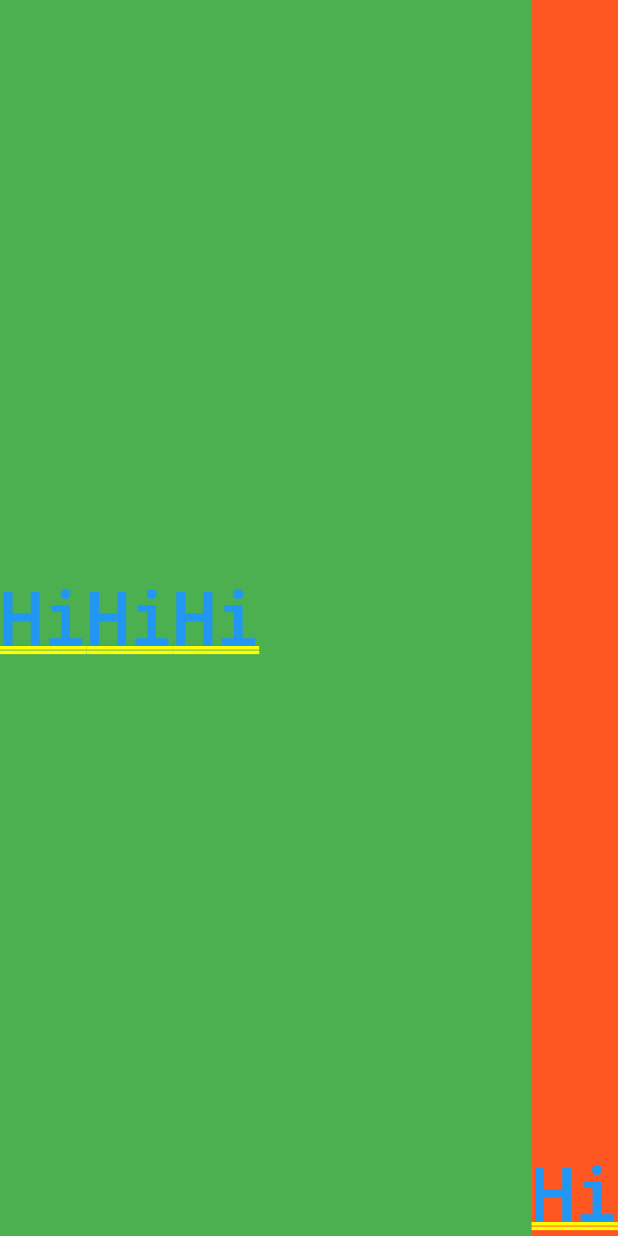
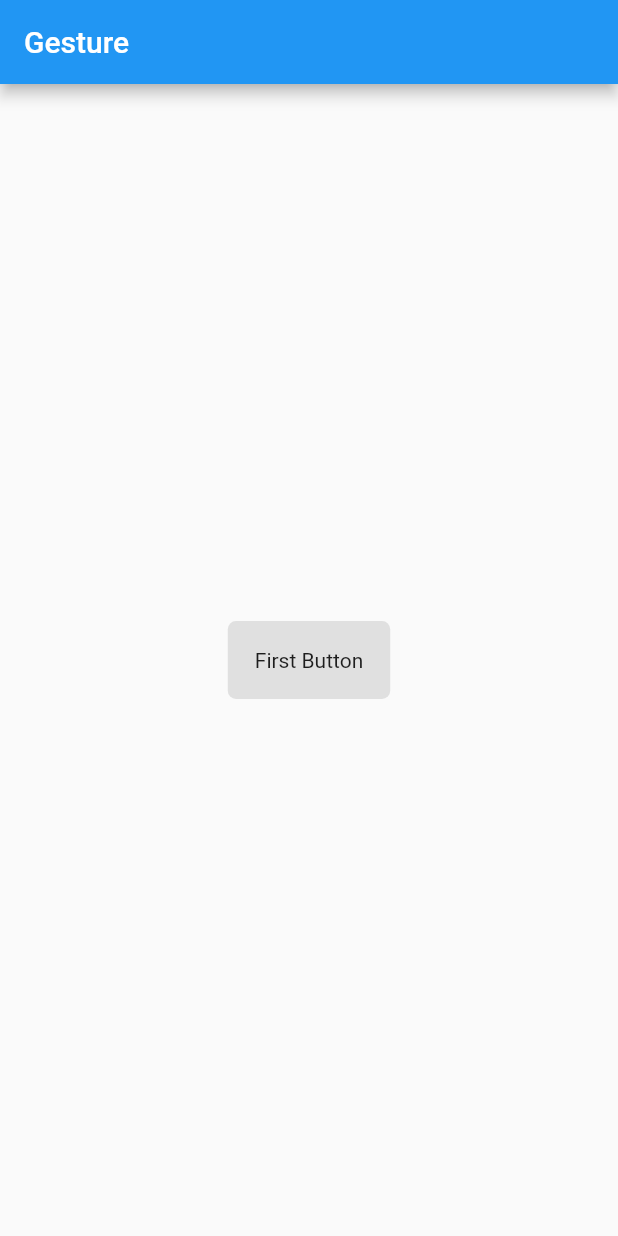
Before and after one commit to Dynocrats/TravelMate, a Flutter app: the screen it shows after launch, on a phone screen of 412 x 824 dp. Run offline on Flutter 3.47's test engine with Material 2 defaults, Android fonts, the phone set to English and light mode, and no system bars.

Commit message:
Added scaffold widget

```diff
--- a/travelmate_ui/lib/main.dart
+++ b/travelmate_ui/lib/main.dart
@@ -3,10 +3,11 @@ import 'package:flutter/material.dart';
 import 'package:travelmate_ui/ui/welocome_home.dart';
 
 void main() {
+  var title = "Gesture";
   runApp(
     MaterialApp(
-        title: "Main App",
-        home: new FirstApp()
+        title: title,
+        home: new FirstApp(title:title)
     )
   );
 }
--- a/travelmate_ui/lib/ui/welocome_home.dart
+++ b/travelmate_ui/lib/ui/welocome_home.dart
@@ -1,48 +1,147 @@
 import 'package:flutter/material.dart';
 
 class FirstApp extends StatelessWidget {
+
+  final String title;
+  FirstApp({Key key, this.title}) : super(key: key);
+
   @override
   Widget build(BuildContext context) {
-    return Container(
-      color: Colors.green,
-      child: Row(
-        mainAxisAlignment: MainAxisAlignment.center,
-        children:<Widget> [
-          Text(
-            "Hi",
-            textDirection: TextDirection.ltr,
-            style: TextStyle(color: Colors.blue),
-          ),
+    // return Container(
+    //   color: Colors.green,
+    //   child: Row(
+    //     mainAxisAlignment: MainAxisAlignment.center,
+    //     children:<Widget> [
+    //       Text(
+    //         "Hi",
+    //         textDirection: TextDirection.ltr,
+    //         style: TextStyle(color: Colors.blue),
+    //       ),
 
-          Text(
-            "Hi",
-            textDirection: TextDirection.ltr,
-            style: TextStyle(color: Colors.blue),
-          ),
+    //       Text(
+    //         "Hi",
+    //         textDirection: TextDirection.ltr,
+    //         style: TextStyle(color: Colors.blue),
+    //       ),
 
-          Expanded(
-            child: Text(
-              "Hi",
-              textDirection: TextDirection.ltr,
-              style: TextStyle(color: Colors.blue),
-            ),
-          ),
+    //       Expanded(
+    //         child: Text(
+    //           "Hi",
+    //           textDirection: TextDirection.ltr,
+    //           style: TextStyle(color: Colors.blue),
+    //         ),
+    //       ),
 
-          Container(
-            color: Colors.deepOrange,
-            alignment: Alignment.bottomLeft,
-            child: Text(
-              "Hi",
-              textDirection: TextDirection.ltr,
-              style: TextStyle(color: Colors.blue),
-            ),
+    //       Container(
+    //         color: Colors.deepOrange,
+    //         alignment: Alignment.bottomLeft,
+    //         child: Text(
+    //           "Hi",
+    //           textDirection: TextDirection.ltr,
+    //           style: TextStyle(color: Colors.blue),
+    //         ),
 
-          )
+    //       )
 
 
-        ],
+    //     ],
+    //   ),
+    // );
+
+    void _method() {
+      print("Search");
+    }
+
+    // return Scaffold(
+    //   appBar: AppBar(
+    //     backgroundColor: Colors.green,
+    //     title: Text(
+    //       "Hi",
+    //     ),
+    //     actions: [
+    //       IconButton(
+    //         icon: Icon(Icons.send),
+    //         onPressed: ()=> {debugPrint("Tapped")}
+    //       ),
+    //       IconButton(
+    //         icon: Icon(Icons.search),
+    //         onPressed: _method
+    //       )
+    //     ],
+    //   ),
+
+    //   body: Container(
+    //     alignment: Alignment.center,
+    //     child: Column(
+    //       mainAxisAlignment: MainAxisAlignment.center,
+    //       children: [
+    //         Text(
+    //           "Hi",
+    //           style: TextStyle(fontSize: 20),
+    //         ),
+
+    //         InkWell(
+    //           child: Text("Hiiiii"),
+    //           onTap: () => {
+    //             debugPrint("Button Tapped")
+    //           }
+    //         )
+    //       ],
+    //     ),
+    //   ),
+    //   backgroundColor: Colors.grey,
+
+    //   bottomNavigationBar: BottomNavigationBar(
+    //     items: [
+    //       BottomNavigationBarItem(icon: Icon(Icons.add), title: Text("bn1")),
+    //       BottomNavigationBarItem(icon: Icon(Icons.add_alarm), title: Text("bn1")),
+    //       BottomNavigationBarItem(icon: Icon(Icons.apps), title: Text("bn1")),
+    //     ], onTap: (int i) => debugPrint("tapped $i")
+    //   ),
+
+    //   floatingActionButton: FloatingActionButton(
+    //     onPressed: null,
+    //     backgroundColor: Colors.indigo,
+    //     tooltip: "hey",
+    //     child: Icon(Icons.missed_video_call),
+    //   ),
+    // );
+    return new Scaffold(
+      appBar: AppBar(
+        title: Text(title),
+      ),
+      body: Center(
+        child: CustomButton(),
       ),
     );
+
   }
 
 }
+
+class CustomButton extends StatelessWidget {
+  @override
+  Widget build(BuildContext context) {
+    return GestureDetector(
+      onTap: () {
+        final snackbar = new SnackBar(
+          content: Text("SnackBar"),
+          backgroundColor: Theme.of(context).backgroundColor,
+          duration: Duration(milliseconds: 1000),
+        );
+
+        Scaffold.of(context).showSnackBar(snackbar);
+      },
+
+
+      child: Container(
+        padding: new EdgeInsets.all(18.0),
+        decoration: BoxDecoration(
+          color: Theme.of(context).buttonColor,
+          borderRadius: BorderRadius.circular(5.5)
+        ),
+        child: Text("First Button"),
+      )
+    );
+  }
+}
```
